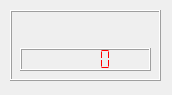
Above: src/pythion/_layout/input.ui from MaxHalldin/WienFilter before the change. Below: the same form after it.
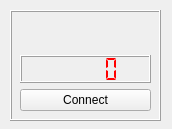
That is the form after the change.

Commit message: Big refactoring + Centralized connect button

```diff
--- a/src/pythion/_layout/input.ui
+++ b/src/pythion/_layout/input.ui
@@ -7,7 +7,7 @@
     <x>0</x>
     <y>0</y>
     <width>172</width>
-    <height>95</height>
+    <height>129</height>
    </rect>
   </property>
   <property name="windowTitle">
@@ -19,7 +19,7 @@
      <x>10</x>
      <y>10</y>
      <width>151</width>
-     <height>71</height>
+     <height>111</height>
     </rect>
    </property>
    <property name="frameShape">
@@ -34,7 +34,7 @@
       <x>10</x>
       <y>10</y>
       <width>131</width>
-      <height>51</height>
+      <height>91</height>
      </rect>
     </property>
     <layout class="QVBoxLayout" name="verticalLayout">
@@ -61,6 +61,13 @@
        </property>
       </widget>
      </item>
+     <item>
+      <widget class="QPushButton" name="connectBtn">
+       <property name="text">
+        <string>Connect</string>
+       </property>
+      </widget>
+     </item>
     </layout>
    </widget>
   </widget>
```
The commit also changes 18 other files.
